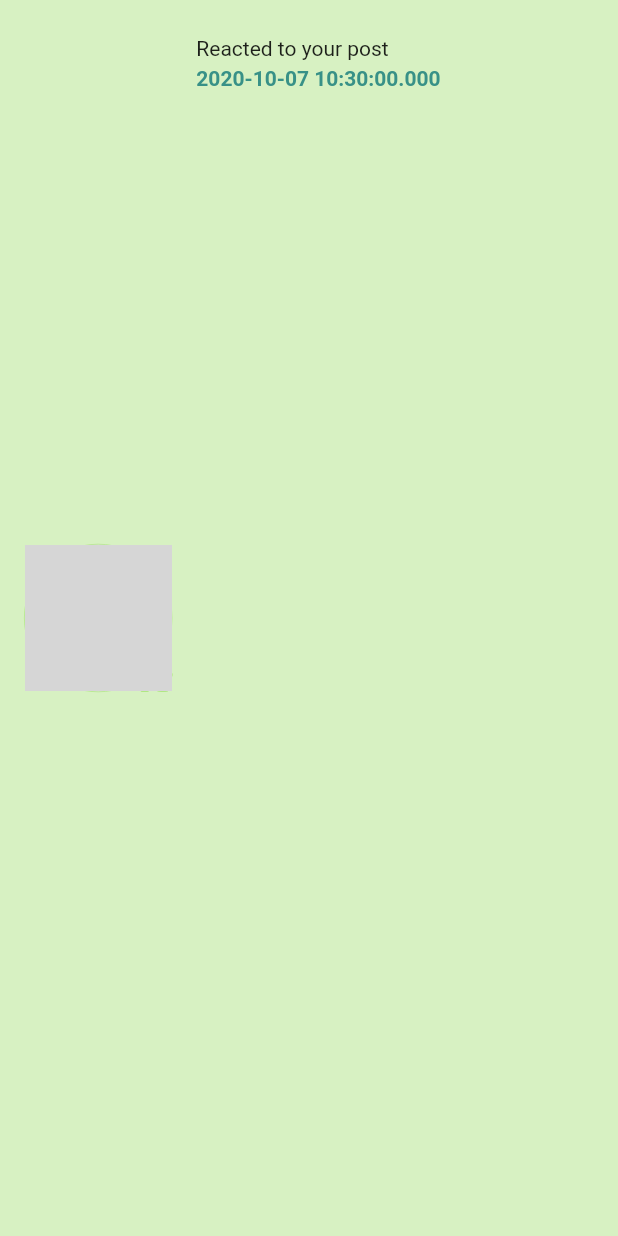
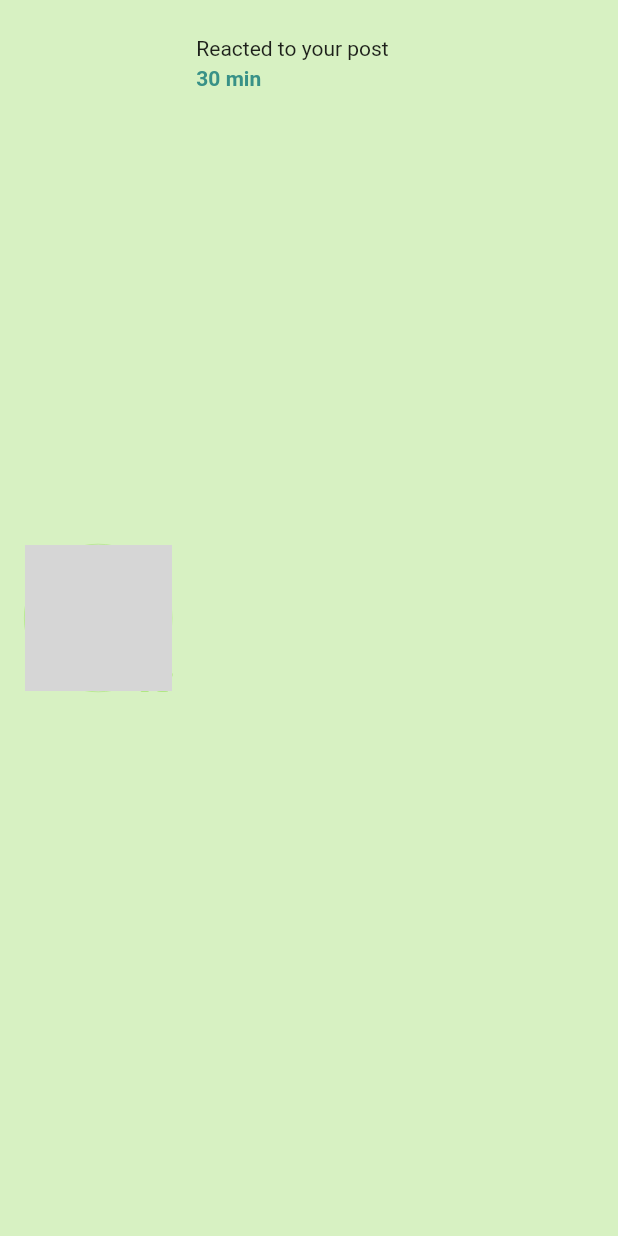
Before and after one commit to Abdelazeem777/Post.v2-Flutter, a Flutter app: the NotificationItem widget shown alone on an empty page, opened directly with empty values, on a phone screen of 412 x 824 dp. Run offline on Flutter 3.47's test engine with Material 2 defaults, Android fonts, the phone set to English and light mode, and no system bars; drawn by our look-alikes of cached_network_image; our stand-ins replace auto_size_text, convex_bottom_bar, font_awesome_flutter, shared_preferences, video_player; missing offline and left inert: enum_to_string; accounts and stored records are empty; network calls fail; grey boxes are pictures that could not be loaded.

Commit message:
do some refactoring to the code

```diff
--- a/lib/utils/dateTimeFormatHandler.dart
+++ b/lib/utils/dateTimeFormatHandler.dart
@@ -2,9 +2,18 @@ class DateTimeFormatHandler {
   static String _formattedDateTime;
 
   ///TODO: Add the ability to know the passed time by sec, min, hours and  if it's more than 3 days then it should return the date
-  static String getTime(DateTime dateTime) {
+  static String getTimeFromDateTime(DateTime dateTime) {
     dateTime = DateTime.now().subtract(dateTime.timeZoneOffset);
-    _formattedDateTime = dateTime.toString();
+    _formattedDateTime = dateTime.minute.toString() + " min";
+
+    return _formattedDateTime;
+  }
+
+  ///TODO: Add the ability to know the passed time by sec, min, hours and  if it's more than 3 days then it should return the date
+  static String getTimeFromTimestamp(int timestamp) {
+    DateTime dateTime = DateTime.fromMillisecondsSinceEpoch(timestamp);
+    dateTime = DateTime.now().subtract(dateTime.timeZoneOffset);
+    _formattedDateTime = dateTime.minute.toString() + " min";
 
     return _formattedDateTime;
   }
--- a/lib/views/widgets/stateful/notificationItem.dart
+++ b/lib/views/widgets/stateful/notificationItem.dart
@@ -88,7 +88,7 @@ class _NotificationItemState extends State<NotificationItem> {
           Padding(
             padding: EdgeInsets.only(top: 4),
             child: Text(
-                DateTimeFormatHandler.getTime(
+                DateTimeFormatHandler.getTimeFromDateTime(
                     this.widget._notification.dateTime),
                 style: TextStyle(
                   fontWeight: FontWeight.bold,
--- a/lib/views/widgets/stateful/userProfilePicture.dart
+++ b/lib/views/widgets/stateful/userProfilePicture.dart
@@ -1,10 +1,15 @@
 import 'package:cached_network_image/cached_network_image.dart';
 import 'package:flutter/material.dart';
 
+//TODO: add onPressed to move to the user profile
 class UserProfilePicture extends StatefulWidget {
   String imageURL;
   bool active;
-  UserProfilePicture({this.imageURL = "Default", this.active = false});
+  double activeIndicatorSize;
+  UserProfilePicture(
+      {this.imageURL = "Default",
+      this.active = false,
+      this.activeIndicatorSize = 15});
   @override
   _UserProfilePictureState createState() => _UserProfilePictureState();
 }
@@ -15,28 +20,21 @@ class _UserProfilePictureState extends State<UserProfilePicture> {
     return Stack(
       children: [
         ClipOval(
-          child: CachedNetworkImage(
-            fit: BoxFit.cover,
-            useOldImageOnUrlChange: true,
-            imageUrl: this.widget.imageURL,
-            placeholder: (context, url) => Container(
-              color: Colors.green[100],
-              constraints: BoxConstraints.expand(),
-              child: FittedBox(
-                child: Icon(
-                  Icons.person,
-                  color: Theme.of(context).canvasColor,
-                ),
-              ),
-            ),
-          ),
+          child: widget.imageURL != 'Default'
+              ? CachedNetworkImage(
+                  fit: BoxFit.cover,
+                  useOldImageOnUrlChange: true,
+                  imageUrl: widget.imageURL,
+                  placeholder: (context, url) => _createPlaceHolder(context),
+                )
+              : _createPlaceHolder(context),
         ),
         Positioned(
             bottom: 0,
             right: 0,
             child: Container(
-              height: 15,
-              width: 15,
+              height: widget.activeIndicatorSize,
+              width: widget.activeIndicatorSize,
               decoration: BoxDecoration(
                 shape: BoxShape.circle,
                 color:
@@ -46,4 +44,17 @@ class _UserProfilePictureState extends State<UserProfilePicture> {
       ],
     );
   }
+
+  Widget _createPlaceHolder(BuildContext context) {
+    return Container(
+      color: Colors.green[100],
+      constraints: BoxConstraints.expand(),
+      child: FittedBox(
+        child: Icon(
+          Icons.person,
+          color: Theme.of(context).canvasColor,
+        ),
+      ),
+    );
+  }
 }
```
Also changed, not shown: lib/views/widgets/stateless/timeTextFromTimestamp.dart (added, +16 -0 lines), pubspec.lock, 2 other files.
